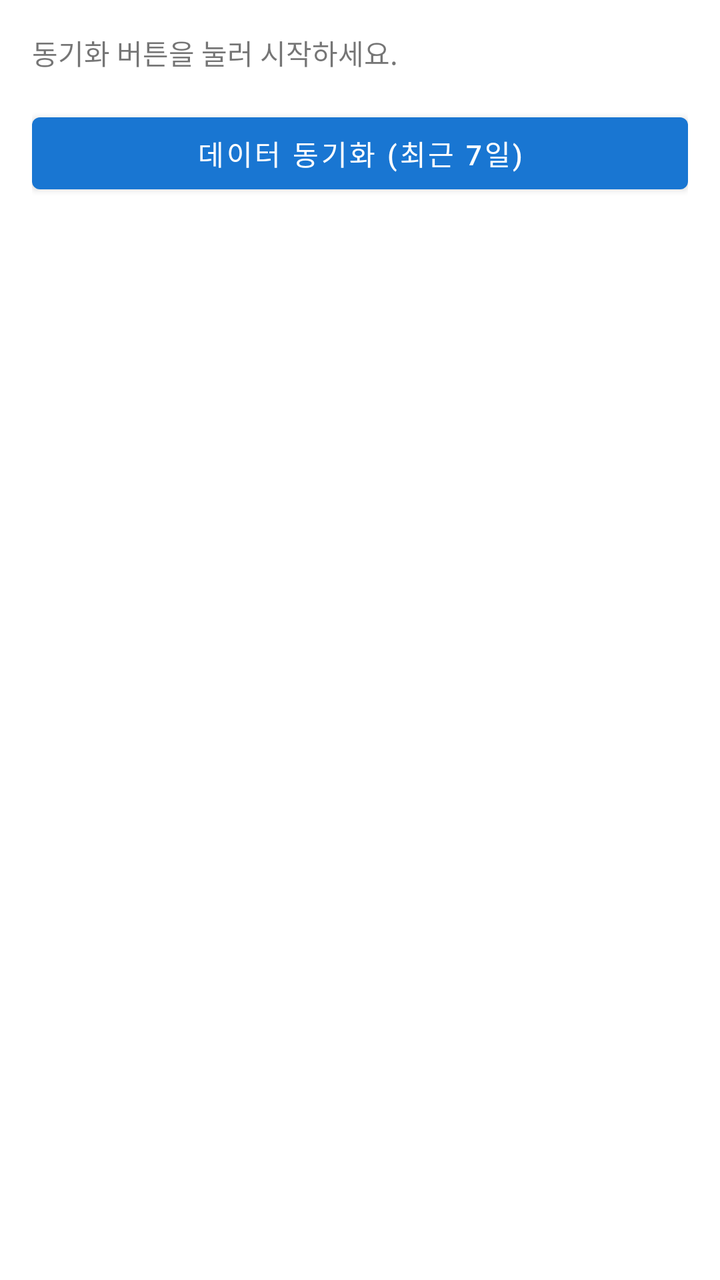
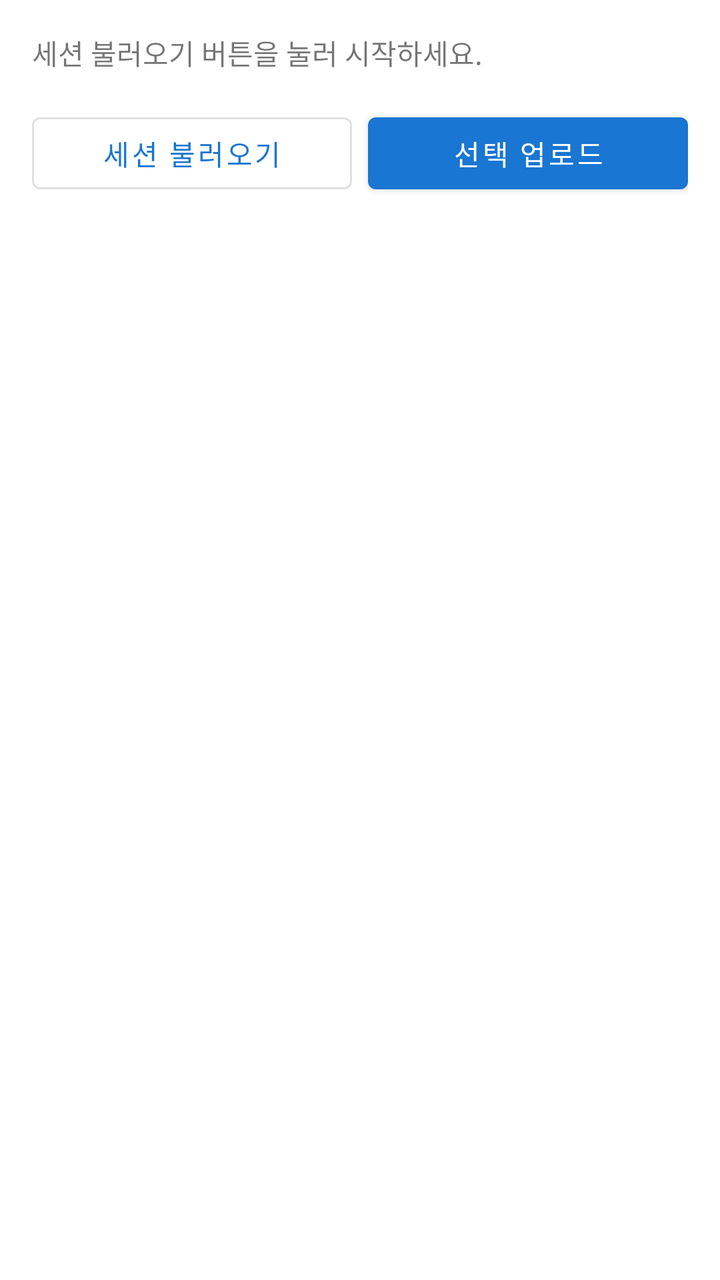

The first picture is an Android layout as it rendered before a commit; the second is the same layout after the commit. The layout source and the unified diff follow.
<!-- AndroidManifest.xml: application theme Theme.HealthConnector -->
<!-- res/layout/activity_main.xml -->
<?xml version="1.0" encoding="utf-8"?>
<LinearLayout xmlns:android="http://schemas.android.com/apk/res/android"
    android:layout_width="match_parent"
    android:layout_height="match_parent"
    android:orientation="vertical"
    android:padding="16dp">

    <TextView
        android:id="@+id/tv_status"
        android:layout_width="match_parent"
        android:layout_height="wrap_content"
        android:text="동기화 버튼을 눌러 시작하세요."
        android:textSize="14sp"
        android:paddingBottom="8dp" />

    <ProgressBar
        android:id="@+id/progress_bar"
        style="?android:attr/progressBarStyleHorizontal"
        android:layout_width="match_parent"
        android:layout_height="wrap_content"
        android:indeterminate="true"
        android:visibility="gone" />

    <com.google.android.material.button.MaterialButton
        android:id="@+id/btn_sync"
        android:layout_width="match_parent"
        android:layout_height="wrap_content"
        android:layout_marginTop="8dp"
        android:layout_marginBottom="16dp"
        android:text="데이터 동기화 (최근 7일)" />

    <TextView
        android:id="@+id/tv_empty"
        android:layout_width="match_parent"
        android:layout_height="wrap_content"
        android:text="러닝 세션이 없습니다."
        android:textAlignment="center"
        android:textColor="#888888"
        android:visibility="gone" />

    <androidx.recyclerview.widget.RecyclerView
        android:id="@+id/rv_sessions"
        android:layout_width="match_parent"
        android:layout_height="0dp"
        android:layout_weight="1" />

</LinearLayout>
<!-- resources referenced by this layout -->
<resources>
  <style name="Theme.HealthConnector" parent="Theme.MaterialComponents.Light.DarkActionBar">
          <item name="colorPrimary">#1976D2</item>
          <item name="colorPrimaryVariant">#004BA0</item>
          <item name="colorOnPrimary">#FFFFFF</item>
          <item name="colorSecondary">#FF5722</item>
          <item name="colorSecondaryVariant">#BF360C</item>
          <item name="colorOnSecondary">#FFFFFF</item>
      </style>
</resources>

<!-- the commit's change to res/layout/activity_main.xml (unified diff, before → after) -->
@@ -9,7 +9,7 @@
         android:id="@+id/tv_status"
         android:layout_width="match_parent"
         android:layout_height="wrap_content"
-        android:text="동기화 버튼을 눌러 시작하세요."
+        android:text="세션 불러오기 버튼을 눌러 시작하세요."
         android:textSize="14sp"
         android:paddingBottom="8dp" />
 
@@ -21,13 +21,31 @@
         android:indeterminate="true"
         android:visibility="gone" />
 
-    <com.google.android.material.button.MaterialButton
-        android:id="@+id/btn_sync"
+    <LinearLayout
         android:layout_width="match_parent"
         android:layout_height="wrap_content"
+        android:orientation="horizontal"
         android:layout_marginTop="8dp"
-        android:layout_marginBottom="16dp"
-        android:text="데이터 동기화 (최근 7일)" />
+        android:layout_marginBottom="16dp">
+
+        <com.google.android.material.button.MaterialButton
+            android:id="@+id/btn_load"
+            android:layout_width="0dp"
+            android:layout_height="wrap_content"
+            android:layout_weight="1"
+            android:layout_marginEnd="4dp"
+            android:text="세션 불러오기"
+            style="@style/Widget.MaterialComponents.Button.OutlinedButton" />
+
+        <com.google.android.material.button.MaterialButton
+            android:id="@+id/btn_upload"
+            android:layout_width="0dp"
+            android:layout_height="wrap_content"
+            android:layout_weight="1"
+            android:layout_marginStart="4dp"
+            android:text="선택 업로드" />
+
+    </LinearLayout>
 
     <TextView
         android:id="@+id/tv_empty"
